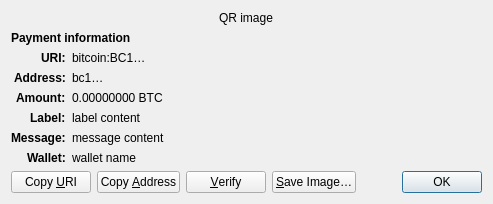
Before: the Qt Designer form src/qt/forms/receiverequestdialog.ui in choikj7007-ai/croncoin-source, drawn with Qt 5.
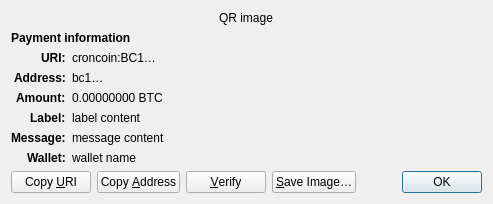
After: the same form once the commit is applied. Custom widgets are drawn as their Qt base class.

Commit message:
Rebrand all remaining Bitcoin references to CronCoin across entire codebase
- Replace bitcoin/Bitcoin/BITCOIN with croncoin/CronCoin/CRONCOIN in all
  source code, scripts, CI, documentation, and config files
- Rename files with bitcoin in their names (completions, tests, resources)
- Preserve secp256k1 external library as-is

What changed in the file:
```diff
--- a/src/qt/forms/receiverequestdialog.ui
+++ b/src/qt/forms/receiverequestdialog.ui
@@ -65,7 +65,7 @@
    <item row="2" column="1" alignment="Qt::AlignTop">
     <widget class="QLabel" name="uri_content">
      <property name="text">
-      <string notr="true">bitcoin:BC1…</string>
+      <string notr="true">croncoin:BC1…</string>
      </property>
      <property name="textFormat">
       <enum>Qt::RichText</enum>
```
The commit also changes 2266 other files.
